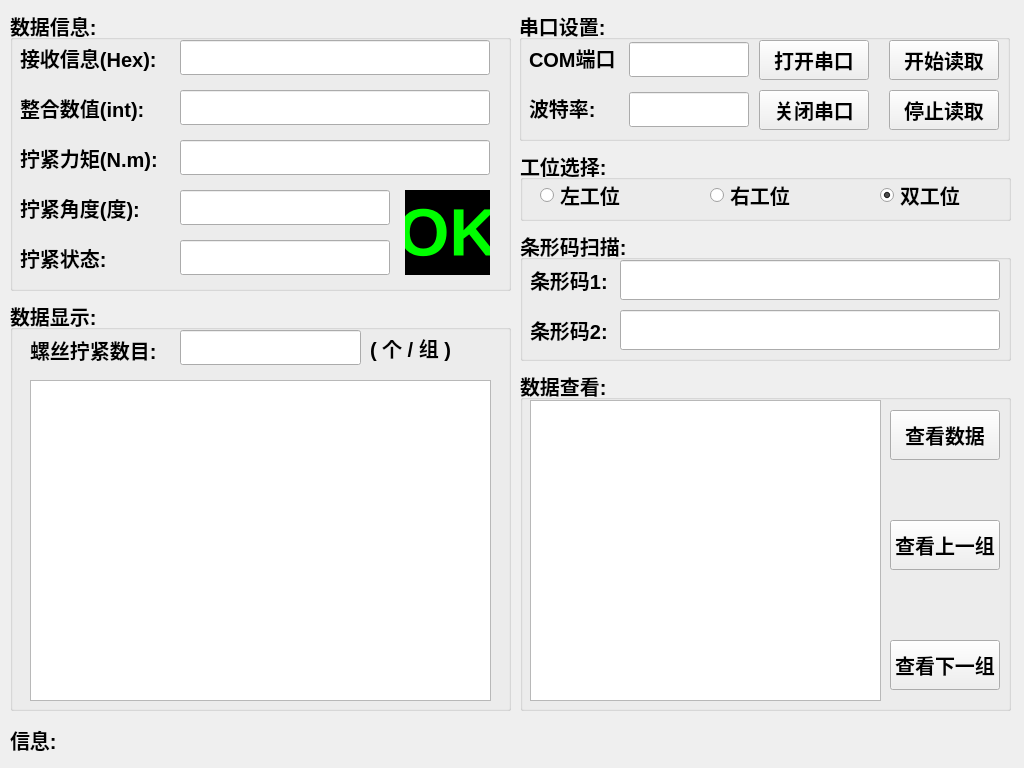
Qt form serialCom/serialcom/res/serialCom.ui (Arvin-He/projects) before a commit.
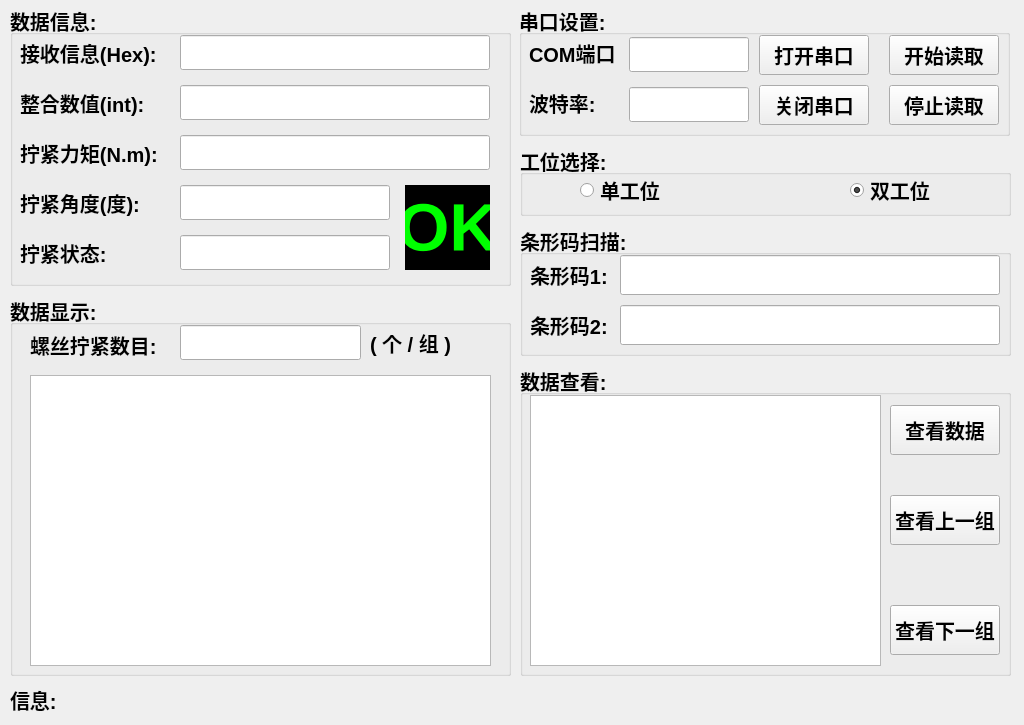
The same form after that commit.

```diff
--- a/serialCom/serialcom/res/serialCom.ui
+++ b/serialCom/serialcom/res/serialCom.ui
@@ -7,7 +7,7 @@
     <x>0</x>
     <y>0</y>
     <width>1024</width>
-    <height>768</height>
+    <height>725</height>
    </rect>
   </property>
   <property name="sizePolicy">
@@ -23,7 +23,7 @@
    <property name="geometry">
     <rect>
      <x>10</x>
-     <y>10</y>
+     <y>5</y>
      <width>501</width>
      <height>281</height>
     </rect>
@@ -285,7 +285,7 @@
    <property name="geometry">
     <rect>
      <x>519</x>
-     <y>10</y>
+     <y>5</y>
      <width>491</width>
      <height>131</height>
     </rect>
@@ -450,7 +450,7 @@
    <property name="geometry">
     <rect>
      <x>520</x>
-     <y>230</y>
+     <y>225</y>
      <width>491</width>
      <height>131</height>
     </rect>
@@ -536,9 +536,9 @@
    <property name="geometry">
     <rect>
      <x>10</x>
-     <y>300</y>
+     <y>295</y>
      <width>501</width>
-     <height>411</height>
+     <height>381</height>
     </rect>
    </property>
    <property name="font">
@@ -600,7 +600,7 @@
       <x>20</x>
       <y>80</y>
       <width>461</width>
-      <height>321</height>
+      <height>291</height>
      </rect>
     </property>
     <property name="font">
@@ -620,11 +620,17 @@
    <property name="geometry">
     <rect>
      <x>10</x>
-     <y>720</y>
-     <width>991</width>
+     <y>680</y>
+     <width>1001</width>
      <height>40</height>
     </rect>
    </property>
+   <property name="sizePolicy">
+    <sizepolicy hsizetype="Preferred" vsizetype="Preferred">
+     <horstretch>0</horstretch>
+     <verstretch>0</verstretch>
+    </sizepolicy>
+   </property>
    <property name="font">
     <font>
      <pointsize>15</pointsize>
@@ -640,7 +646,7 @@
    <property name="geometry">
     <rect>
      <x>520</x>
-     <y>150</y>
+     <y>145</y>
      <width>491</width>
      <height>71</height>
     </rect>
@@ -658,33 +664,20 @@
    <widget class="QRadioButton" name="leftRadioBtn">
     <property name="geometry">
      <rect>
-      <x>20</x>
+      <x>60</x>
       <y>30</y>
       <width>120</width>
       <height>30</height>
      </rect>
     </property>
     <property name="text">
-     <string>左工位</string>
-    </property>
-   </widget>
-   <widget class="QRadioButton" name="rightRadioBtn">
-    <property name="geometry">
-     <rect>
-      <x>190</x>
-      <y>30</y>
-      <width>120</width>
-      <height>30</height>
-     </rect>
-    </property>
-    <property name="text">
-     <string>右工位</string>
+     <string>单工位</string>
     </property>
    </widget>
    <widget class="QRadioButton" name="bothRadioBtn">
     <property name="geometry">
      <rect>
-      <x>360</x>
+      <x>330</x>
       <y>30</y>
       <width>120</width>
       <height>30</height>
@@ -702,9 +695,9 @@
    <property name="geometry">
     <rect>
      <x>520</x>
-     <y>370</y>
+     <y>365</y>
      <width>491</width>
-     <height>341</height>
+     <height>311</height>
     </rect>
    </property>
    <property name="font">
@@ -723,7 +716,7 @@
       <x>10</x>
       <y>30</y>
       <width>351</width>
-      <height>301</height>
+      <height>271</height>
      </rect>
     </property>
     <property name="font">
@@ -739,7 +732,7 @@
     <property name="geometry">
      <rect>
       <x>370</x>
-      <y>150</y>
+      <y>130</y>
       <width>110</width>
       <height>50</height>
      </rect>
@@ -758,7 +751,7 @@
     <property name="geometry">
      <rect>
       <x>370</x>
-      <y>270</y>
+      <y>240</y>
       <width>110</width>
       <height>50</height>
      </rect>
```
Left out of the diff: 2 changed lines with no effect on the pictures.
